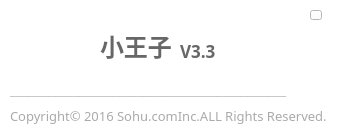
Old version of the form src/princekin/ui/setting/princekinabout.ui in the repository chorushe/princekin.
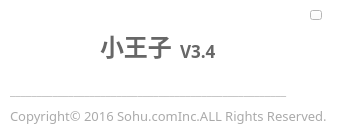
New version of the form. Icons and pictures are not drawn.

```diff
--- a/src/princekin/ui/setting/princekinabout.ui
+++ b/src/princekin/ui/setting/princekinabout.ui
@@ -90,7 +90,7 @@
     <string notr="true">color: rgb(103, 103, 103);</string>
    </property>
    <property name="text">
-    <string>V3.3</string>
+    <string>V3.4</string>
    </property>
   </widget>
   <widget class="QLabel" name="label_4">
```
